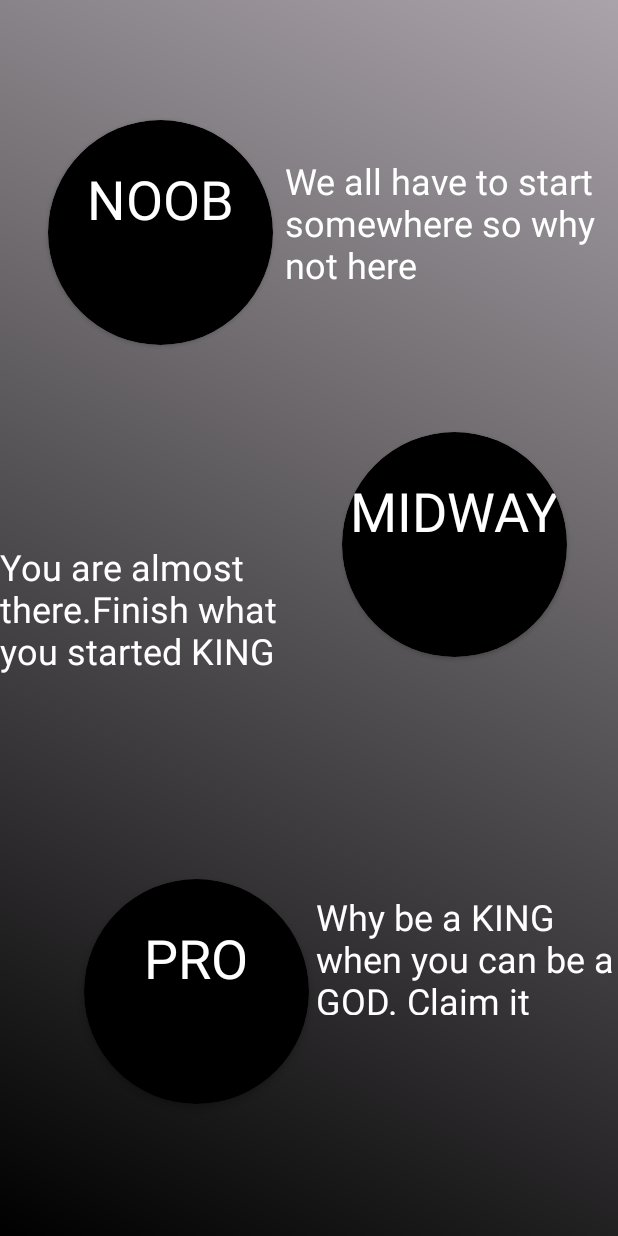
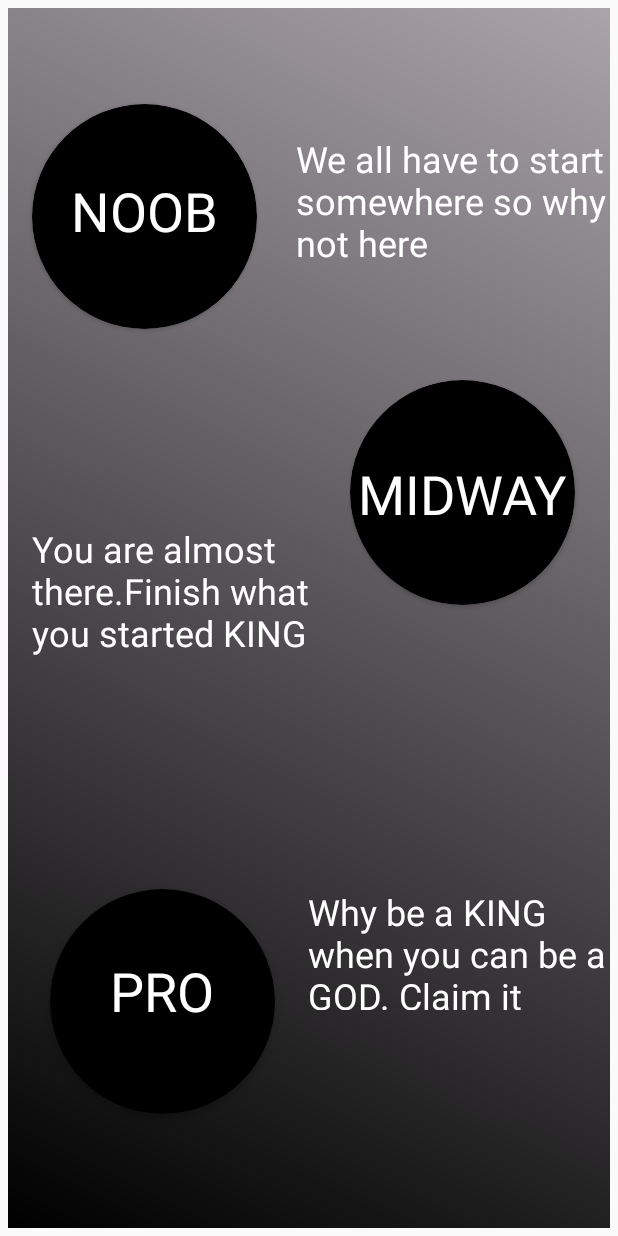
Before and after one commit to kavandotcom/Learnerz, an Android app: the Level screen opened directly, with no data from a screen before it, on a phone screen of 412 x 824 dp. Run offline under Robolectric (Android 15) with nearby library versions, the phone set to English and light mode, and no system bars.

Commit message:
level layout updated

```diff
--- a/app/src/main/res/layout/activity_level.xml
+++ b/app/src/main/res/layout/activity_level.xml
@@ -5,7 +5,8 @@
     android:layout_width="match_parent"
     android:layout_height="match_parent"
     android:background="@drawable/grad"
-    tools:context=".Level">
+    tools:context=".Level"
+    android:layout_margin="5dp">
 
     <TextView
         android:id="@+id/textView4"
@@ -21,8 +22,8 @@
 
     <TextView
         android:id="@+id/textView3"
-        android:layout_width="222dp"
-        android:layout_height="100dp"
+        android:layout_width="209dp"
+        android:layout_height="102dp"
         android:text="We all have to start somewhere so why not here"
         android:textColor="#FFFFFF"
         android:textSize="24sp"
@@ -31,15 +32,15 @@
         app:layout_constraintHorizontal_bias="1.0"
         app:layout_constraintStart_toEndOf="@+id/cardView"
         app:layout_constraintTop_toTopOf="@+id/cardView"
-        app:layout_constraintVertical_bias="0.48" />
+        app:layout_constraintVertical_bias="0.42" />
 
     <androidx.cardview.widget.CardView
         android:id="@+id/cardView"
         android:layout_width="150dp"
         android:layout_height="150dp"
-        android:layout_marginStart="32dp"
-        android:layout_marginLeft="32dp"
-        android:layout_marginTop="80dp"
+        android:layout_marginStart="16dp"
+        android:layout_marginLeft="16dp"
+        android:layout_marginTop="64dp"
         android:background="#675C5C"
         android:foregroundGravity="center_horizontal"
         app:cardBackgroundColor="@color/black"
@@ -52,12 +53,12 @@
         <TextView
             android:id="@+id/noob_text_view"
             android:layout_width="match_parent"
-            android:layout_height="wrap_content"
+            android:layout_height="86dp"
             android:layout_marginTop="28dp"
             android:clickable="true"
-            android:gravity="center_horizontal"
+            android:gravity="center"
+            android:onClick="NoobListener"
             android:text="NOOB"
-            android:onClick="NoobListener"
             android:textColor="@color/white"
             android:textSize="36sp"
             android:visibility="visible" />
@@ -69,8 +70,8 @@
         android:layout_height="150dp"
         android:layout_marginStart="228dp"
         android:layout_marginLeft="228dp"
-        android:layout_marginTop="288dp"
-        android:foregroundGravity="center_horizontal"
+        android:layout_marginTop="248dp"
+        android:foregroundGravity="center"
         app:cardBackgroundColor="@color/black"
         app:cardCornerRadius="75dp"
         app:cardPreventCornerOverlap="false"
@@ -81,12 +82,12 @@
         <TextView
             android:id="@+id/midway_text_view"
             android:layout_width="match_parent"
-            android:layout_height="wrap_content"
+            android:layout_height="95dp"
             android:layout_marginTop="28dp"
             android:clickable="true"
-            android:gravity="center_horizontal"
+            android:gravity="center"
+            android:onClick="midwayListener"
             android:text="MIDWAY"
-            android:onClick="midwayListener"
             android:textColor="@color/white"
             android:textSize="36sp"
             android:visibility="visible" />
@@ -95,9 +96,9 @@
     <androidx.cardview.widget.CardView
         android:layout_width="150dp"
         android:layout_height="150dp"
-        android:layout_marginStart="56dp"
-        android:layout_marginLeft="56dp"
-        android:layout_marginBottom="88dp"
+        android:layout_marginStart="28dp"
+        android:layout_marginLeft="28dp"
+        android:layout_marginBottom="76dp"
         android:foregroundGravity="center_horizontal"
         app:cardBackgroundColor="#000000"
         app:cardCornerRadius="75dp"
@@ -109,11 +110,11 @@
         <TextView
             android:id="@+id/pro_text_view"
             android:layout_width="match_parent"
-            android:layout_height="wrap_content"
+            android:layout_height="79dp"
             android:layout_marginTop="28dp"
             android:clickable="true"
+            android:gravity="center"
             android:onClick="proListener"
-            android:gravity="center_horizontal"
             android:text="PRO"
             android:textColor="#FFFFFF"
             android:textSize="36sp"
@@ -124,13 +125,15 @@
         android:id="@+id/textView"
         android:layout_width="213dp"
         android:layout_height="100dp"
+        android:layout_marginStart="16dp"
+        android:layout_marginLeft="16dp"
         android:text="You are almost there.Finish what you started KING"
         android:textColor="#FFFFFF"
         android:textSize="24sp"
         app:layout_constraintBottom_toBottomOf="parent"
         app:layout_constraintStart_toStartOf="parent"
         app:layout_constraintTop_toTopOf="parent"
-        app:layout_constraintVertical_bias="0.499" />
+        app:layout_constraintVertical_bias="0.482" />
 
 
 </androidx.constraintlayout.widget.ConstraintLayout>
```
